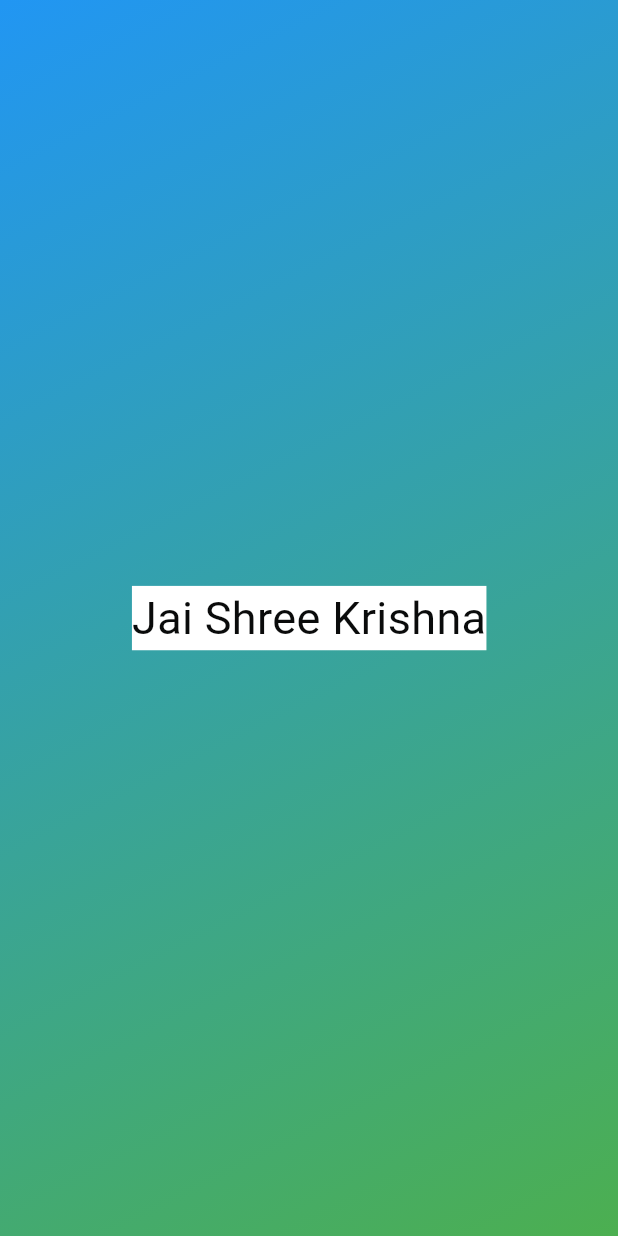
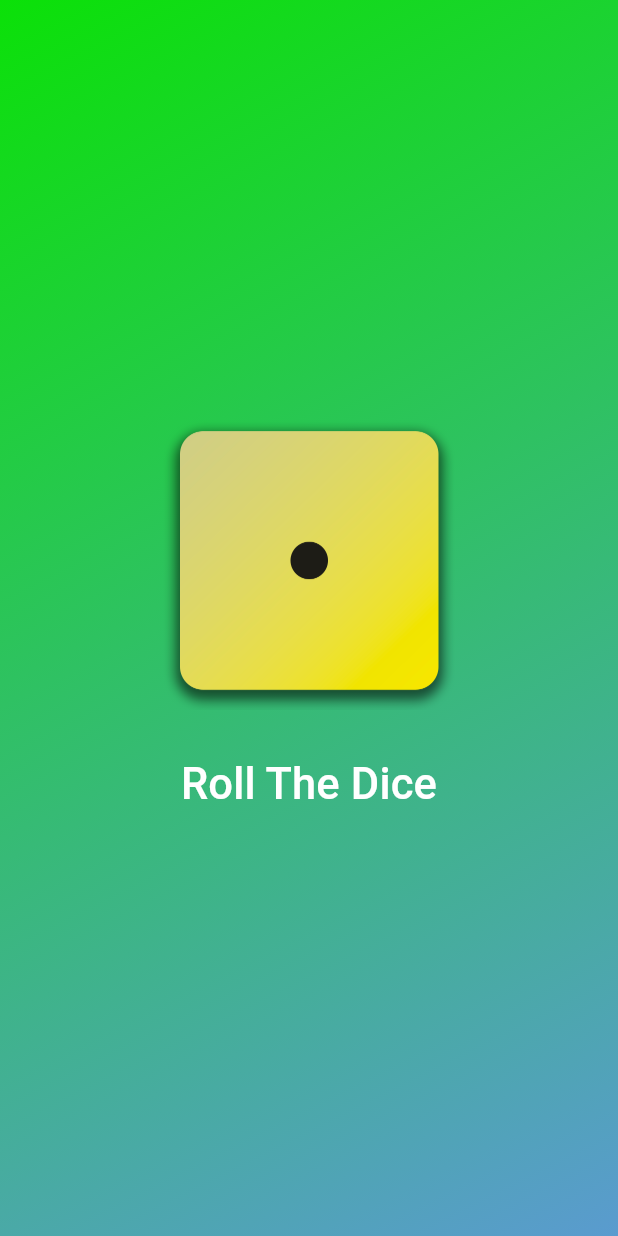
Before and after one commit to Akash8005/jaishreekrishna, a Flutter app: the screen it shows after launch, on a phone screen of 412 x 824 dp. Run offline on Flutter 3.47's test engine with Material 3 defaults, Android fonts, the phone set to English and light mode, and no system bars.

Commit message:
this is the third commit and developed rolling the dice app

```diff
--- /dev/null
+++ b/lib/dice_roller.dart
@@ -0,0 +1,49 @@
+import 'package:flutter/material.dart';
+import 'dart:math';
+
+class DiceRoller extends StatefulWidget {
+  const DiceRoller({super.key});
+  @override
+  State<DiceRoller> createState() {
+    return _DiceRollerState();
+  }
+}
+
+class _DiceRollerState extends State<DiceRoller> {
+  var activeDiceImage = 'assets/images/dice-1.png';
+  void rollDice() {
+    //..
+    var diceRoll = Random().nextInt(6) + 1;
+    setState(() {
+      activeDiceImage = 'assets/images/dice-$diceRoll.png';
+    });
+    // print('changing image...');
+  }
+
+  @override
+  Widget build(context) {
+    return Column(
+      mainAxisSize: MainAxisSize.min,
+      children: [
+        Image.asset(
+          activeDiceImage,
+          width: 200,
+        ),
+        const SizedBox(
+          height: 20,
+        ),
+        TextButton(
+          onPressed: rollDice,
+          child: const Text(
+            'Roll The Dice',
+            style: TextStyle(
+              //backgroundColor: Colors.black,
+              color: Colors.white,
+              fontSize: 29,
+            ),
+          ),
+        )
+      ],
+    );
+  }
+}
--- a/lib/gradient_container.dart
+++ b/lib/gradient_container.dart
@@ -1,24 +1,27 @@
 import 'package:flutter/material.dart';
-import 'package:sixth_app/styled_text.dart';
+import 'package:sixth_app/dice_roller.dart';
+// import 'package:sixth_app/styled_text.dart';
 
-final startAlignment = Alignment.topLeft;
-final endAlignment = Alignment.bottomRight;
+const startAlignment = Alignment.topLeft;
+const endAlignment = Alignment.bottomRight;
 
 class GradientContainer extends StatelessWidget {
-  const GradientContainer({super.key});
+  const GradientContainer(this.color1, this.color2, {super.key});
+  final Color color1;
+  final Color color2;
 
   @override
   Widget build(context) {
     return Container(
       decoration: BoxDecoration(
         gradient: LinearGradient(
-          colors: const [Colors.blue, Colors.green],
+          colors: [color1, color2],
           begin: startAlignment,
           end: endAlignment,
         ),
       ),
       child: const Center(
-        child: StyledText(),
+        child: DiceRoller(),
       ),
     );
   }
--- a/lib/main.dart
+++ b/lib/main.dart
@@ -5,7 +5,10 @@ void main() {
   runApp(
     const MaterialApp(
       home: Scaffold(
-        body: GradientContainer(),
+        body: GradientContainer(
+          Color.fromARGB(255, 11, 225, 8),
+          Color.fromARGB(255, 90, 155, 207),
+        ),
       ),
     ),
   );
--- a/lib/styled_text.dart
+++ b/lib/styled_text.dart
@@ -1,12 +1,14 @@
 import 'package:flutter/material.dart';
 
 class StyledText extends StatelessWidget {
-  const StyledText({super.key});
+  const StyledText(this.text, {super.key});
+  final String text;
+
   @override
   Widget build(context) {
-    return const Text(
-      "Jai Shree Krishna",
-      style: TextStyle(
+    return Text(
+      text,
+      style: const TextStyle(
           color: Color.fromARGB(255, 10, 11, 11),
           fontSize: 30,
           backgroundColor: Colors.white),
```
Also changed, not shown: pubspec.yaml (+7 -3 lines), assets/images/dice-1.png (added), assets/images/dice-2.png (added), assets/images/dice-3.png (added), assets/images/dice-4.png (added), assets/images/dice-5.png (added), assets/images/dice-6.png (added).
